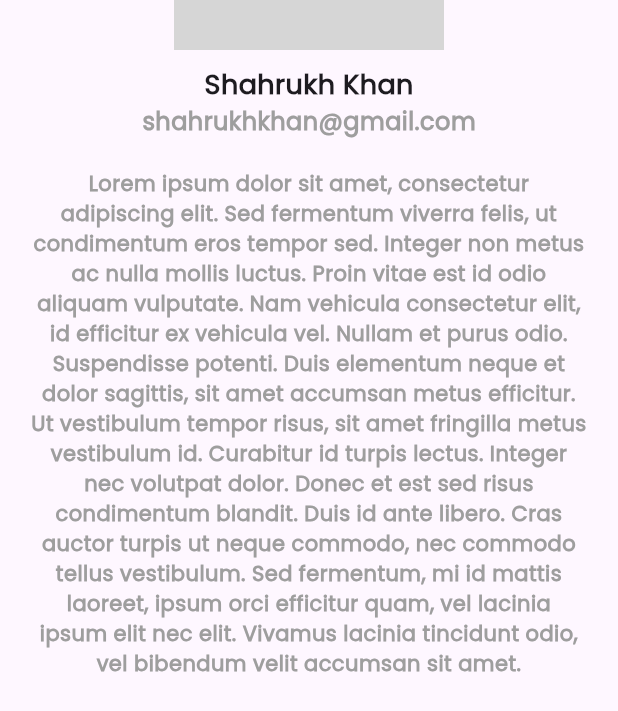
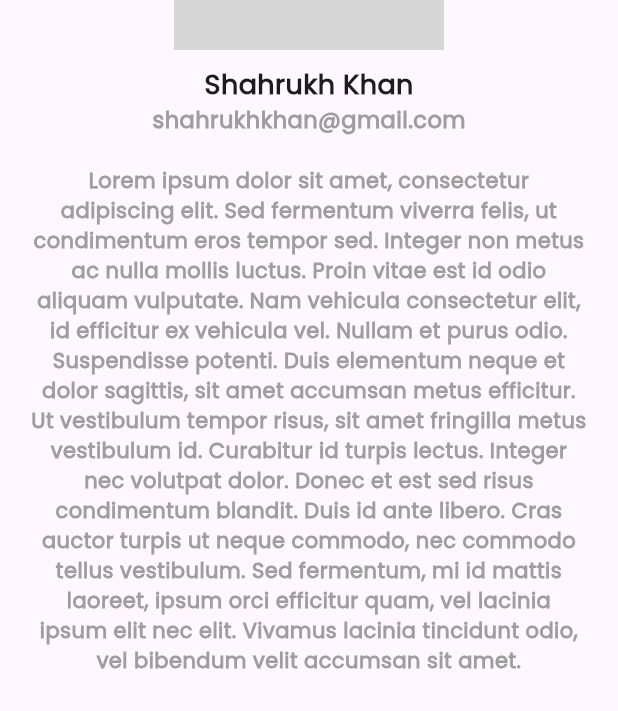
Before and after one commit to Nafis71/profile_screen, a Flutter app: the screen it shows after launch, on a phone screen of 412 x 824 dp. Shown: the part 364-1075 px from the top of the screen. Run offline on Flutter 3.47's test engine with Material 3 defaults, Android fonts, the phone set to English and light mode, and no system bars; grey boxes are pictures that could not be loaded.

Commit message:
font spacing changed

```diff
--- a/lib/Screen/profile.dart
+++ b/lib/Screen/profile.dart
@@ -56,7 +56,7 @@ class Profile extends StatelessWidget {
                 Text(
                   "shahrukhkhan@gmail.com",
                   style: TextStyle(
-                      fontSize: 16,
+                      fontSize: 15,
                       fontWeight: FontWeight.w600,
                       color: Colors.grey,
                       letterSpacing: 0.3,
```
